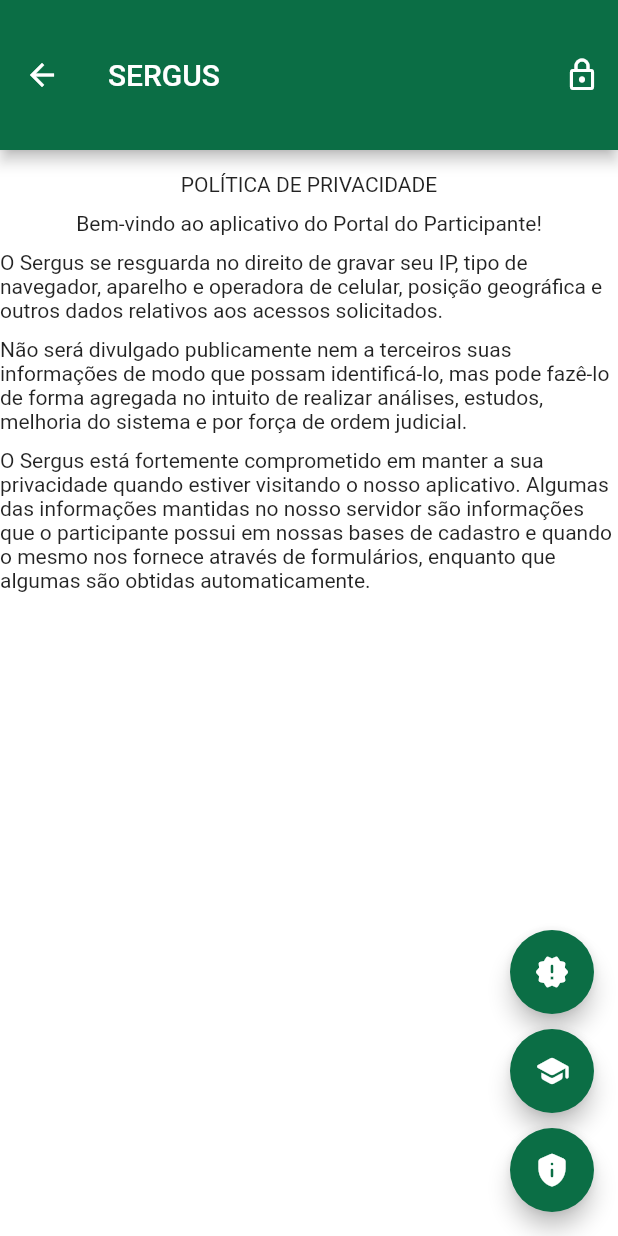
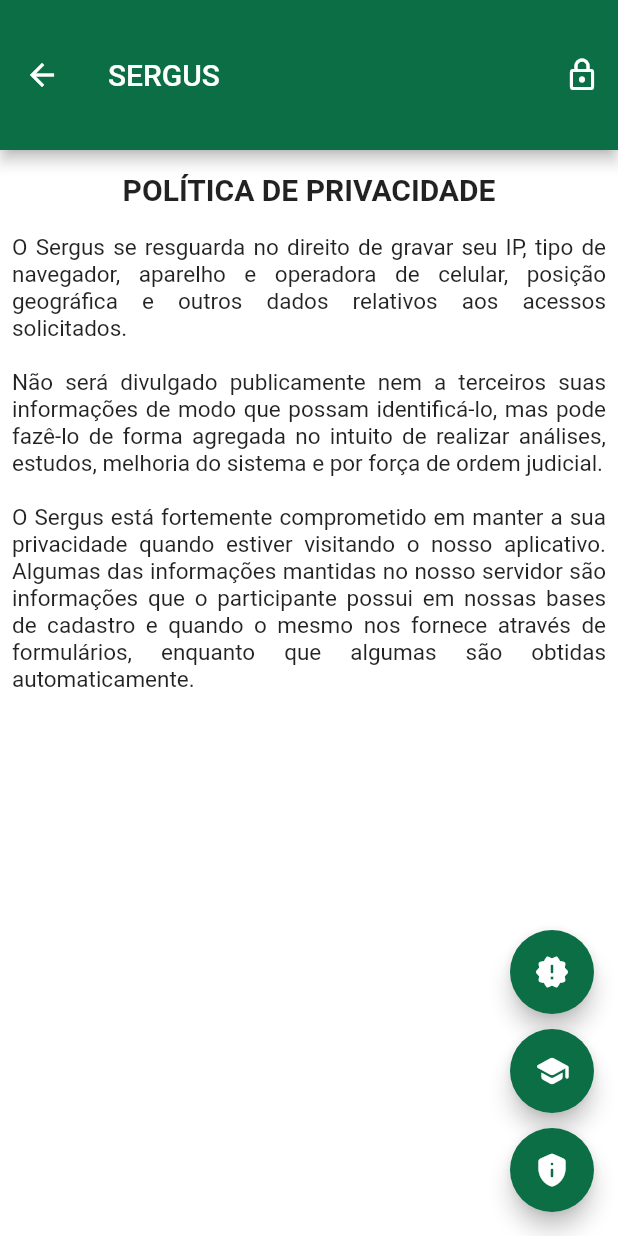
Before and after one commit to victorbnunesdev/sergus, a Flutter app: the AboutView screen opened by its route, after a tap on the "new releases" icon, after a tap on the "school" icon, after a tap on the "privacy tip" icon, on a phone screen of 412 x 824 dp. Run offline on Flutter 3.47's test engine with Material 2 defaults, Android fonts, the phone set to English and light mode, and no system bars.

Commit message:
Formatação do texto das seções

```diff
--- a/sergusapp/lib/app/components/about_init_section.dart
+++ b/sergusapp/lib/app/components/about_init_section.dart
@@ -7,15 +7,25 @@
       children: [
         SizedBox(height: 15),
         Center(
-          child: Text('Seja bem vindo ao APP Sergus'),
+          child: Text(
+            'BEM VINDO',
+            style: TextStyle(fontWeight: FontWeight.bold, fontSize: 20),
+          ),
         ),
         SizedBox(height: 10),
-        Center(
+        Padding(
+          padding: const EdgeInsets.all(8.0),
           child: Text(
-              'Aqui você poderá ver suas informações previdenciárias, como também aprender sobre o Novo Plano CD e fazer sua Pré-Adesão, Educação Previdenciária e Financeira.',
-              textAlign: TextAlign.center),
+            text,
+            textAlign: TextAlign.justify,
+            style: TextStyle(fontSize: 15),
+          ),
         ),
       ],
     );
   }
 }
+
+final String text = "Aqui você poderá ver suas informações previdenciárias, "
+    "como também aprender sobre o Novo Plano CD e fazer sua Pré-Adesão, Educação"
+    " Previdenciária e Financeira.";
--- a/sergusapp/lib/app/components/latest_news_section.dart
+++ b/sergusapp/lib/app/components/latest_news_section.dart
@@ -6,19 +6,24 @@
     return Column(
       children: [
         SizedBox(height: 15),
-        Text('ÚLTIMAS NOTÍCIAS'),
+        Center(
+          child: Text(
+            'ÚLTIMAS NOTÍCIAS',
+            style: TextStyle(fontWeight: FontWeight.bold, fontSize: 20),
+          ),
+        ),
         SizedBox(height: 10),
-        Text('Bem-vindo ao aplicativo do Portal do Participante!'),
-        SizedBox(height: 10),
-        Text(
-            'O Sergus se resguarda no direito de gravar seu IP, tipo de navegador, aparelho e operadora de celular, posição geográfica e outros dados relativos aos acessos solicitados.'),
-        SizedBox(height: 10),
-        Text(
-            'Não será divulgado publicamente nem a terceiros suas informações de modo que possam identificá-lo, mas pode fazê-lo de forma agregada no intuito de realizar análises, estudos, melhoria do sistema e por força de ordem judicial.'),
-        SizedBox(height: 10),
-        Text(
-            'O Sergus está fortemente comprometido em manter a sua privacidade quando estiver visitando o nosso aplicativo. Algumas das informações mantidas no nosso servidor são informações que o participante possui em nossas bases de cadastro e quando o mesmo nos fornece através de formulários, enquanto que algumas são obtidas automaticamente.'),
+        Padding(
+          padding: const EdgeInsets.all(8.0),
+          child: Text(
+            text,
+            textAlign: TextAlign.justify,
+            style: TextStyle(fontSize: 15),
+          ),
+        ),
       ],
     );
   }
 }
+
+final String text = "Em construção\n\n";
--- a/sergusapp/lib/app/components/privacy_policy_section.dart
+++ b/sergusapp/lib/app/components/privacy_policy_section.dart
@@ -6,19 +6,27 @@
     return Column(
       children: [
         SizedBox(height: 15),
-        Text('POLÍTICA DE PRIVACIDADE'),
+        Center(
+          child: Text(
+            'POLÍTICA DE PRIVACIDADE',
+            style: TextStyle(fontWeight: FontWeight.bold, fontSize: 20),
+          ),
+        ),
         SizedBox(height: 10),
-        Text('Bem-vindo ao aplicativo do Portal do Participante!'),
-        SizedBox(height: 10),
-        Text(
-            'O Sergus se resguarda no direito de gravar seu IP, tipo de navegador, aparelho e operadora de celular, posição geográfica e outros dados relativos aos acessos solicitados.'),
-        SizedBox(height: 10),
-        Text(
-            'Não será divulgado publicamente nem a terceiros suas informações de modo que possam identificá-lo, mas pode fazê-lo de forma agregada no intuito de realizar análises, estudos, melhoria do sistema e por força de ordem judicial.'),
-        SizedBox(height: 10),
-        Text(
-            'O Sergus está fortemente comprometido em manter a sua privacidade quando estiver visitando o nosso aplicativo. Algumas das informações mantidas no nosso servidor são informações que o participante possui em nossas bases de cadastro e quando o mesmo nos fornece através de formulários, enquanto que algumas são obtidas automaticamente.'),
+        Padding(
+          padding: const EdgeInsets.all(8.0),
+          child: Text(
+            text,
+            textAlign: TextAlign.justify,
+            style: TextStyle(fontSize: 15),
+          ),
+        ),
       ],
     );
   }
 }
+
+final String text =
+    "O Sergus se resguarda no direito de gravar seu IP, tipo de navegador, aparelho e operadora de celular, posição geográfica e outros dados relativos aos acessos solicitados.\n\n"
+    "Não será divulgado publicamente nem a terceiros suas informações de modo que possam identificá-lo, mas pode fazê-lo de forma agregada no intuito de realizar análises, estudos, melhoria do sistema e por força de ordem judicial.\n\n"
+    "O Sergus está fortemente comprometido em manter a sua privacidade quando estiver visitando o nosso aplicativo. Algumas das informações mantidas no nosso servidor são informações que o participante possui em nossas bases de cadastro e quando o mesmo nos fornece através de formulários, enquanto que algumas são obtidas automaticamente.";
--- a/sergusapp/lib/app/components/sergus_education_section.dart
+++ b/sergusapp/lib/app/components/sergus_education_section.dart
@@ -6,19 +6,24 @@
     return Column(
       children: [
         SizedBox(height: 15),
-        Text('SERGUS Educação'),
+        Center(
+          child: Text(
+            'SERGUS EDUCAÇÃO',
+            style: TextStyle(fontWeight: FontWeight.bold, fontSize: 20),
+          ),
+        ),
         SizedBox(height: 10),
-        Text('Bem-vindo ao aplicativo do Portal do Participante!'),
-        SizedBox(height: 10),
-        Text(
-            'O Sergus se resguarda no direito de gravar seu IP, tipo de navegador, aparelho e operadora de celular, posição geográfica e outros dados relativos aos acessos solicitados.'),
-        SizedBox(height: 10),
-        Text(
-            'Não será divulgado publicamente nem a terceiros suas informações de modo que possam identificá-lo, mas pode fazê-lo de forma agregada no intuito de realizar análises, estudos, melhoria do sistema e por força de ordem judicial.'),
-        SizedBox(height: 10),
-        Text(
-            'O Sergus está fortemente comprometido em manter a sua privacidade quando estiver visitando o nosso aplicativo. Algumas das informações mantidas no nosso servidor são informações que o participante possui em nossas bases de cadastro e quando o mesmo nos fornece através de formulários, enquanto que algumas são obtidas automaticamente.'),
+        Padding(
+          padding: const EdgeInsets.all(8.0),
+          child: Text(
+            text,
+            textAlign: TextAlign.justify,
+            style: TextStyle(fontSize: 15),
+          ),
+        ),
       ],
     );
   }
 }
+
+final String text = "Em construção\n\n";
```
